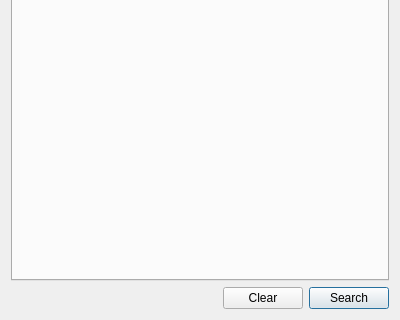
MoeclubL/MusicBrainzQt, file ui/advancedsearchwidget.ui: the form before one commit; both pictures show x 0 to 400 and y 280 to 600 of the 400 by 600 pixel window.
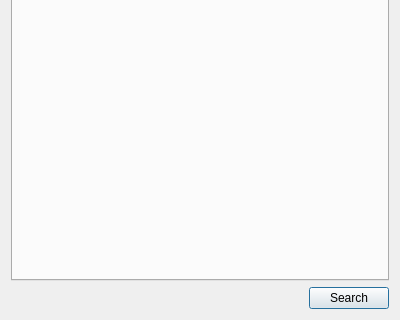
The form after the commit.

```diff
--- a/ui/advancedsearchwidget.ui
+++ b/ui/advancedsearchwidget.ui
@@ -149,13 +149,7 @@
        </property>
       </spacer>
      </item>
-     <item>
-      <widget class="QPushButton" name="clearButton">
-       <property name="text">
-        <string>Clear</string>
-       </property>
-      </widget>
-     </item>
+     
      <item>
       <widget class="QPushButton" name="searchButton">
        <property name="text">
```
